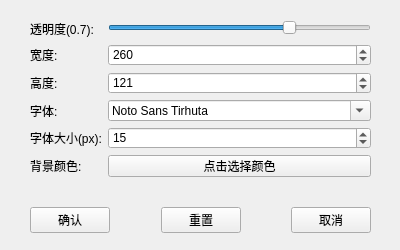
This is setting.ui in Quiser714/Desktop-Floating-Window as Qt 5 draws it before an edit. The edited form follows.
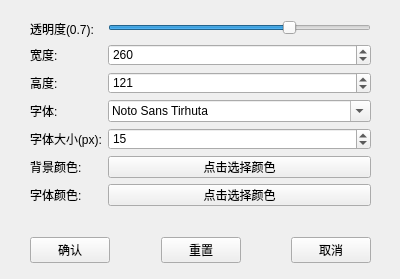
This is the edited form. Icons and pictures are not drawn.

```diff
--- a/setting.ui
+++ b/setting.ui
@@ -7,7 +7,7 @@
     <x>0</x>
     <y>0</y>
     <width>400</width>
-    <height>250</height>
+    <height>279</height>
    </rect>
   </property>
   <property name="contextMenuPolicy">
@@ -32,7 +32,7 @@
      <x>30</x>
      <y>20</y>
      <width>341</width>
-     <height>157</height>
+     <height>186</height>
     </rect>
    </property>
    <layout class="QFormLayout" name="formLayout">
@@ -135,13 +135,27 @@
       </property>
      </widget>
     </item>
+    <item row="6" column="0">
+     <widget class="QLabel" name="label_6">
+      <property name="text">
+       <string>字体颜色:</string>
+      </property>
+     </widget>
+    </item>
+    <item row="6" column="1">
+     <widget class="QPushButton" name="font_color_btn">
+      <property name="text">
+       <string>点击选择颜色</string>
+      </property>
+     </widget>
+    </item>
    </layout>
   </widget>
   <widget class="QWidget" name="horizontalLayoutWidget">
    <property name="geometry">
     <rect>
      <x>30</x>
-     <y>200</y>
+     <y>230</y>
      <width>341</width>
      <height>41</height>
     </rect>
```
